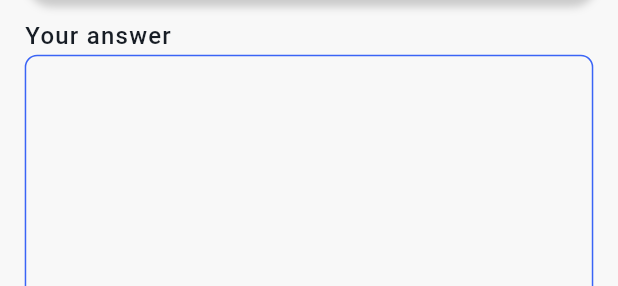
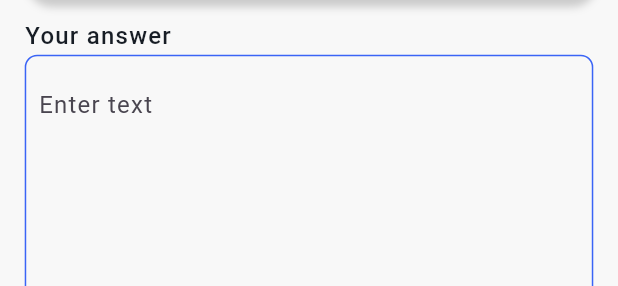
Before and after one commit to erichalves/interview_ai_app, a Flutter app: the TranscriptedScene widget shown alone on an empty page, opened directly with empty values, on a phone screen of 412 x 824 dp. Shown: the part 465-751 px from the top of the screen. Run offline on Flutter 3.47's test engine with Material 3 defaults, Android fonts, the light colour scheme and no system bars; our stand-ins replace device_info, google_fonts, permission_handler; missing offline and left inert: flutter_sound; network calls fail; Roboto replaces fonts that are missing (Squada One).

Commit message:
Make text editable

```diff
--- a/lib/screens/transcripted.dart
+++ b/lib/screens/transcripted.dart
@@ -225,26 +225,25 @@ class _TranscriptedScene extends State<TranscriptedScene> {
                                                   CrossAxisAlignment.start,
                                               children: [
                                                 Container(
-                                                  // sureiwouldbehappytosharemyexpe (135:3566)
-                                                  margin: EdgeInsets.fromLTRB(
-                                                      0 * fem,
-                                                      0 * fem,
-                                                      3 * fem,
-                                                      0 * fem),
+                                                  margin: EdgeInsets.fromLTRB(0 * fem, 0 * fem, 3 * fem, 0 * fem),
                                                   constraints: BoxConstraints(
                                                     maxWidth: 327 * fem,
                                                   ),
-                                                  child: Text(
-                                                    transcriptedAudio,
+                                                  child: TextField(
+                                                    controller: TextEditingController(text: transcriptedAudio),
                                                     style: SafeGoogleFont(
                                                       'Roboto',
                                                       fontSize: 16 * ffem,
-                                                      fontWeight:
-                                                          FontWeight.w400,
+                                                      fontWeight: FontWeight.w400,
                                                       height: 1.5 * ffem / fem,
                                                       letterSpacing: 0.8 * fem,
                                                       color: const Color(0xff171d25),
                                                     ),
+                                                    decoration: InputDecoration(
+                                                      border: InputBorder.none,
+                                                      hintText: 'Enter text', // Optionally, provide a hint.
+                                                    ),
+                                                    maxLines: null, // Set to null to allow multi-line input.
                                                   ),
                                                 ),
                                                 Container(
```
